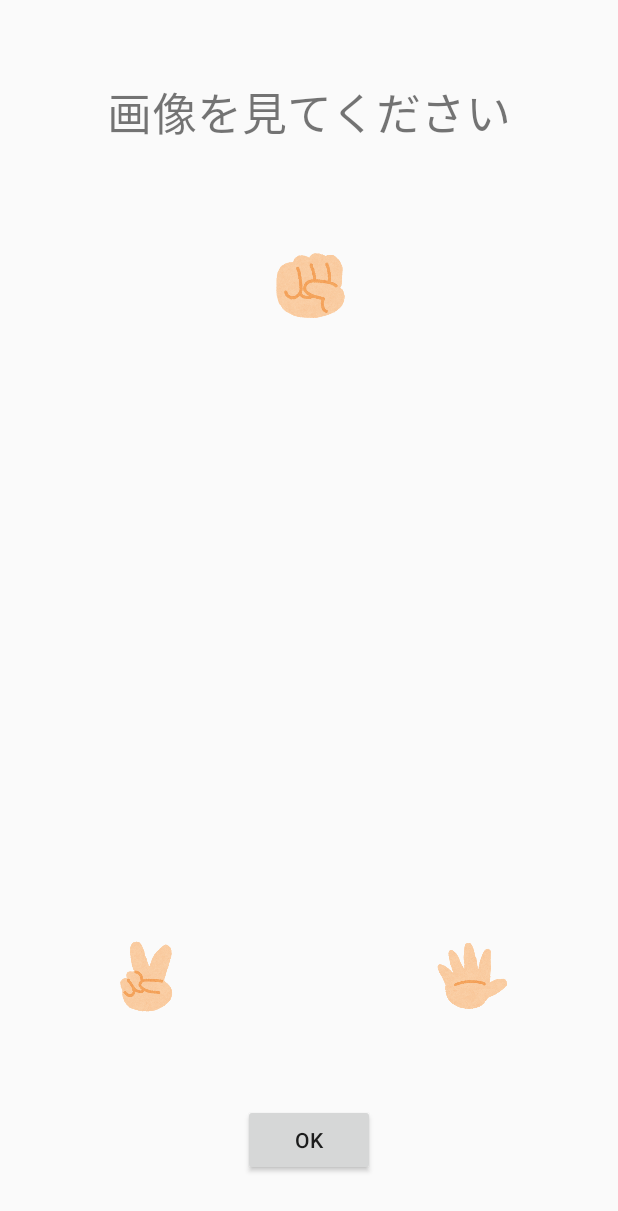
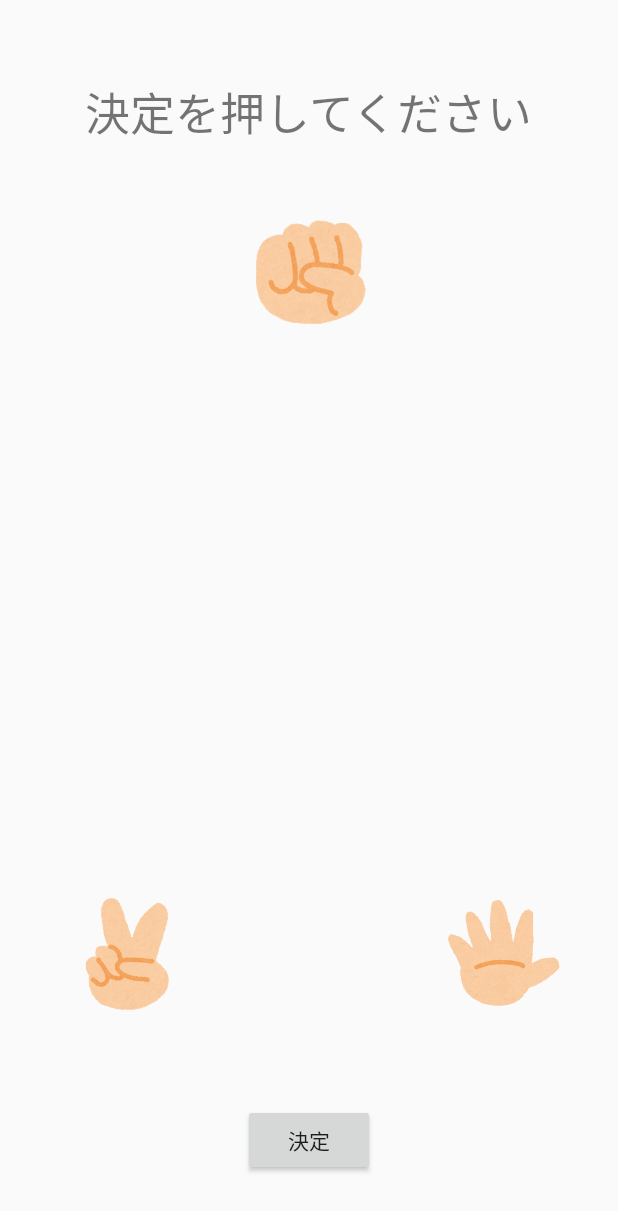
Before and after one commit to Bluewind12/App_zyanken_joke, an Android app: the layout question_first.xml on its own in the app's theme, with its tools: preview values and no code run, on a phone screen of 412 x 824 dp. Shown: the top 1211 px of the screen. Run offline under Robolectric (Android 15) with nearby library versions, the phone set to English and light mode, and no system bars.

Commit message:
FirstQuestion:Animation_Mock up

```diff
--- a/app/src/main/AndroidManifest.xml
+++ b/app/src/main/AndroidManifest.xml
@@ -18,8 +18,10 @@
         </activity>
 
         <activity
-            android:name=".firstChoiceScreen"
-            android:label="@string/first_choice"></activity>
+            android:name=".First_Choice_Screen"
+            android:label="@string/first_choice"/><activity
+            android:name=".First_Question"
+            android:label="@string/first_question"/>
     </application>
 
 </manifest>
--- a/app/src/main/java/com/example/momonyan/app_zyanken_joke/firstChoiceScreen.kt
+++ b/app/src/main/java/com/example/momonyan/app_zyanken_joke/First_Choice_Screen.kt
@@ -6,7 +6,7 @@ import android.support.v7.app.AppCompatActivity
 import android.widget.Button
 import android.widget.Toast
 
-class firstChoiceScreen : AppCompatActivity() {
+class First_Choice_Screen : AppCompatActivity() {
     override fun onCreate(savedInstanceState: Bundle?) {
         super.onCreate(savedInstanceState)
         setContentView(R.layout.janken_first)
@@ -21,14 +21,10 @@ class firstChoiceScreen : AppCompatActivity() {
         scissors_Button.setOnClickListener {
             val intent = Intent(this, First_Question::class.java)
             startActivity(intent)
-
         }
         paper_Button.setOnClickListener {
             val intent = Intent(this, First_Question::class.java)
             startActivity(intent)
         }
-
-
     }
-
 }
--- a/app/src/main/java/com/example/momonyan/app_zyanken_joke/MainActivity.kt
+++ b/app/src/main/java/com/example/momonyan/app_zyanken_joke/MainActivity.kt
@@ -12,10 +12,10 @@ class MainActivity : AppCompatActivity() {
     override fun onCreate(savedInstanceState: Bundle?) {
         super.onCreate(savedInstanceState)
         setContentView(R.layout.activity_main)
-        startButton = findViewById(R.id.startB) as Button
+        startButton = findViewById<Button>(R.id.startB)
         startButton.setOnClickListener {
             Toast.makeText(this, "Test", Toast.LENGTH_LONG).show()
-            val intant = Intent(this,firstChoiceScreen::class.java)
+            val intant = Intent(this,First_Choice_Screen::class.java)
             startActivity(intant)
         }
     }
--- a/app/src/main/res/layout/question_first.xml
+++ b/app/src/main/res/layout/question_first.xml
@@ -1,7 +1,6 @@
 <?xml version="1.0" encoding="utf-8"?>
 <android.support.constraint.ConstraintLayout xmlns:android="http://schemas.android.com/apk/res/android"
     xmlns:app="http://schemas.android.com/apk/res-auto"
-    xmlns:tools="http://schemas.android.com/tools"
     android:layout_width="match_parent"
     android:layout_height="match_parent">
 
@@ -21,35 +20,38 @@
 
     <ImageView
         android:id="@+id/gu"
-        android:layout_width="50dp"
-        android:layout_height="50dp"
+        android:layout_width="80dp"
+        android:layout_height="80dp"
         android:layout_marginEnd="8dp"
         android:layout_marginStart="8dp"
-        android:layout_marginTop="68dp"
+        android:layout_marginTop="44dp"
         app:layout_constraintEnd_toEndOf="parent"
         app:layout_constraintStart_toStartOf="parent"
         app:layout_constraintTop_toBottomOf="@+id/textView3"
-        app:srcCompat="@drawable/janken_gu" />
+        app:srcCompat="@drawable/janken_gu"
+        android:contentDescription="@string/gu"/>
 
     <ImageView
         android:id="@+id/choki"
-        android:layout_width="50dp"
-        android:layout_height="50dp"
+        android:layout_width="80dp"
+        android:layout_height="80dp"
         android:layout_marginBottom="148dp"
-        android:layout_marginStart="72dp"
+        android:layout_marginStart="44dp"
         app:layout_constraintBottom_toBottomOf="parent"
         app:layout_constraintStart_toStartOf="parent"
-        app:srcCompat="@drawable/janken_choki" />
+        app:srcCompat="@drawable/janken_choki"
+        android:contentDescription="@string/choki"/>
 
     <ImageView
         android:id="@+id/pa"
-        android:layout_width="50dp"
-        android:layout_height="50dp"
+        android:layout_width="80dp"
+        android:layout_height="80dp"
         android:layout_marginBottom="148dp"
-        android:layout_marginEnd="72dp"
+        android:layout_marginEnd="36dp"
         app:layout_constraintBottom_toBottomOf="parent"
         app:layout_constraintEnd_toEndOf="parent"
-        app:srcCompat="@drawable/janken_pa" />
+        app:srcCompat="@drawable/janken_pa"
+        android:contentDescription="@string/pa"/>
 
     <Button
         android:id="@+id/ok_Button"
--- a/app/src/main/res/values/strings.xml
+++ b/app/src/main/res/values/strings.xml
@@ -2,11 +2,11 @@
     <string name="app_name">じゃんけんゲーム</string>
     <string name="title">☆じゃんけんゲーム☆</string>
     <string name="start_button">じゃんけんを始める</string>
-    <string name="first_choice">最初の選択</string>
+    <string name="first_choice">最初の選択</string><string name="first_question">最初の質問</string>
     <string name="gu">グー</string>
     <string name="choki">チョキ</string>
     <string name="pa">パー</string>
-    <string name="q1">画像を見てください</string>
-    <string name="ok">ok</string>
+    <string name="q1">決定を押してください</string>
+    <string name="ok">決定</string>
 
 </resources>
```
Also changed, not shown: app/src/main/java/com/example/momonyan/app_zyanken_joke/First_Question.kt (+30 -10 lines).
